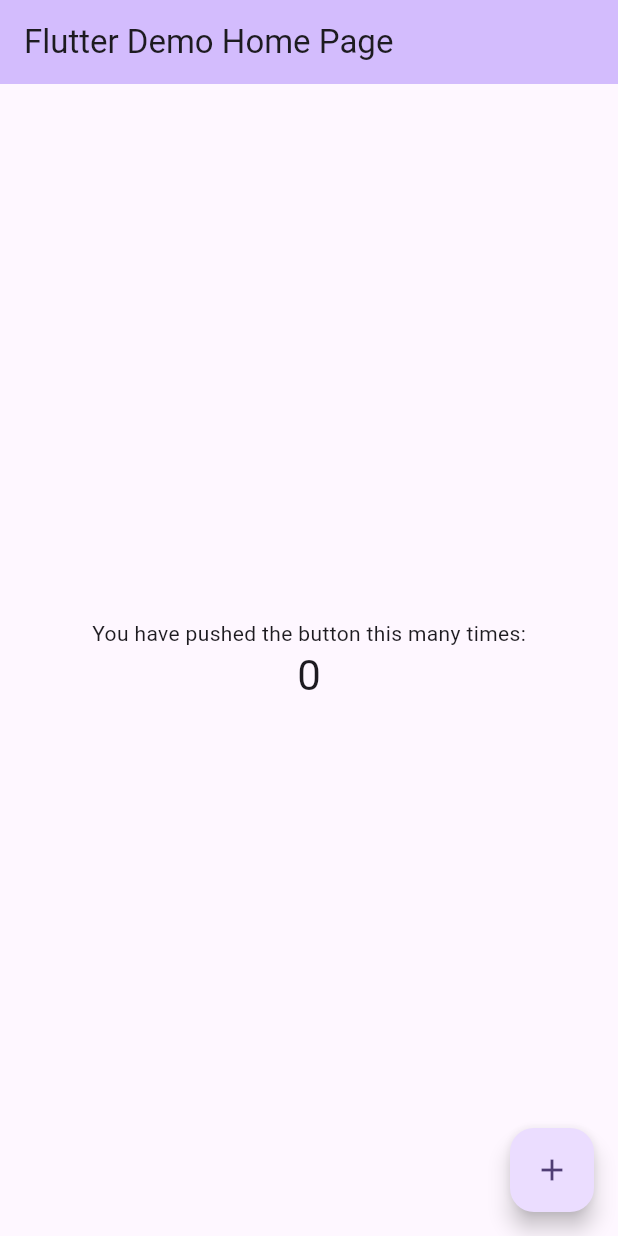
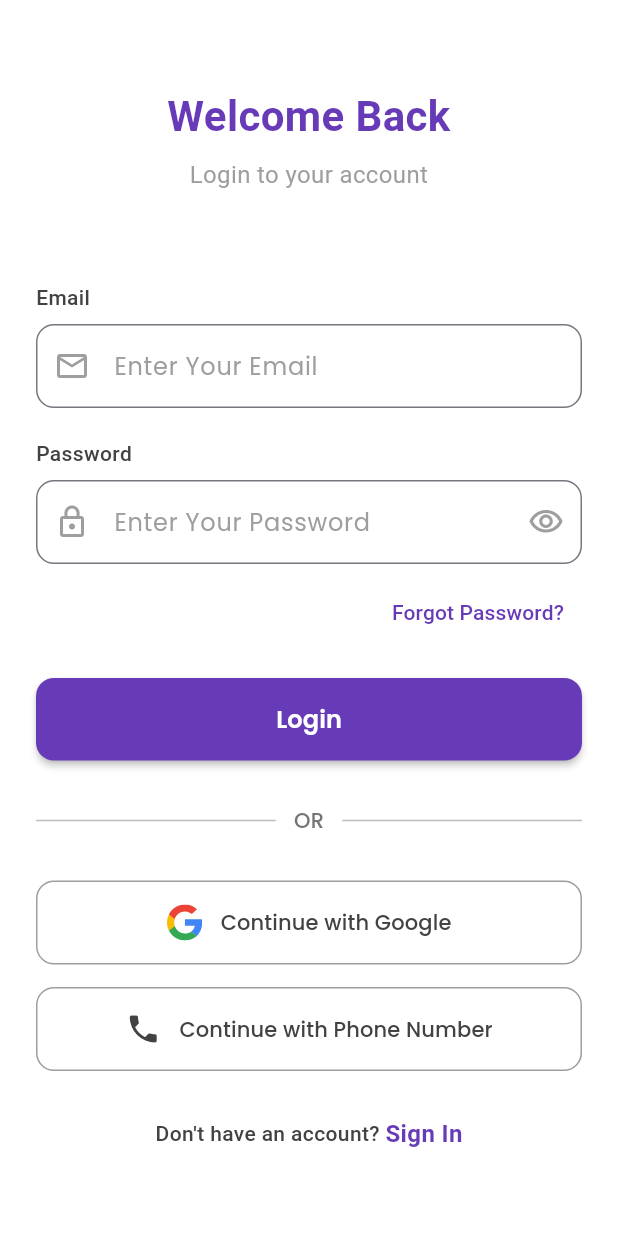
Before and after one commit to mohankumaronly/chatting_application, a Flutter app: the screen it shows after launch, on a phone screen of 412 x 824 dp. Run offline on Flutter 3.47's test engine with Material 3 defaults, Android fonts, the phone set to English and light mode, and no system bars; our stand-ins replace flutter_svg, google_fonts.

Commit message:
Login Screen

```diff
--- /dev/null
+++ b/lib/constants/color_constant.dart
@@ -0,0 +1,14 @@
+import 'package:flutter/material.dart';
+
+class AppColors {
+  static const Color primary = Color(0xFF673AB7);
+  static const Color success = Color(0xFF4CAF50);
+  static const Color backgroundColor = Color(0xFFFFFFFF);
+
+  static const Color grey = Color(0xFF9E9E9E);
+  static const Color grey400 = Color(0xFFBDBDBD);
+  static const Color grey500 = Color(0xFF9E9E9E);
+  static const Color grey600 = Color(0xFF757575);
+  static const Color grey800 = Color(0xFF424242);
+
+}
--- /dev/null
+++ b/lib/constants/string_constant.dart
@@ -0,0 +1,10 @@
+class AppStrings{
+  static const String welcomeText = 'Welcome Back';
+  static const String loginIntoYourAccount = 'Login to your account';
+  static const String titleEmailText = 'Email';
+  static const String titlePasswordText = 'Password';
+  static const String emailText = 'Enter Your Email';
+  static const String passwordText = 'Enter Your Password';
+  static const String forgotPassword = 'Forgot Password?';
+  static const String loginTextButton = 'Login';
+}
--- a/lib/main.dart
+++ b/lib/main.dart
@@ -1,3 +1,5 @@
+import 'package:chatting_application/constants/color_constant.dart';
+import 'package:chatting_application/screens/login_screen.dart';
 import 'package:flutter/material.dart';
 
 void main() {
@@ -6,117 +8,15 @@ void main() {
 
 class MyApp extends StatelessWidget {
   const MyApp({super.key});
-
-  // This widget is the root of your application.
   @override
   Widget build(BuildContext context) {
     return MaterialApp(
-      title: 'Flutter Demo',
+      debugShowCheckedModeBanner: false,
+      title: 'Chatting Application',
       theme: ThemeData(
-        // This is the theme of your application.
-        //
-        // TRY THIS: Try running your application with "flutter run". You'll see
-        // the application has a purple toolbar. Then, without quitting the app,
-        // try changing the seedColor in the colorScheme below to Colors.green
-        // and then invoke "hot reload" (save your changes or press the "hot
-        // reload" button in a Flutter-supported IDE, or press "r" if you used
-        // the command line to start the app).
-        //
-        // Notice that the counter didn't reset back to zero; the application
-        // state is not lost during the reload. To reset the state, use hot
-        // restart instead.
-        //
-        // This works for code too, not just values: Most code changes can be
-        // tested with just a hot reload.
-        colorScheme: ColorScheme.fromSeed(seedColor: Colors.deepPurple),
+        colorScheme: ColorScheme.fromSeed(seedColor: AppColors.primary),
       ),
-      home: const MyHomePage(title: 'Flutter Demo Home Page'),
+      home: LoginScreen(),
     );
   }
 }
-
-class MyHomePage extends StatefulWidget {
-  const MyHomePage({super.key, required this.title});
-
-  // This widget is the home page of your application. It is stateful, meaning
-  // that it has a State object (defined below) that contains fields that affect
-  // how it looks.
-
-  // This class is the configuration for the state. It holds the values (in this
-  // case the title) provided by the parent (in this case the App widget) and
-  // used by the build method of the State. Fields in a Widget subclass are
-  // always marked "final".
-
-  final String title;
-
-  @override
-  State<MyHomePage> createState() => _MyHomePageState();
-}
-
-class _MyHomePageState extends State<MyHomePage> {
-  int _counter = 0;
-
-  void _incrementCounter() {
-    setState(() {
-      // This call to setState tells the Flutter framework that something has
-      // changed in this State, which causes it to rerun the build method below
-      // so that the display can reflect the updated values. If we changed
-      // _counter without calling setState(), then the build method would not be
-      // called again, and so nothing would appear to happen.
-      _counter++;
-    });
-  }
-
-  @override
-  Widget build(BuildContext context) {
-    // This method is rerun every time setState is called, for instance as done
-    // by the _incrementCounter method above.
-    //
-    // The Flutter framework has been optimized to make rerunning build methods
-    // fast, so that you can just rebuild anything that needs updating rather
-    // than having to individually change instances of widgets.
-    return Scaffold(
-      appBar: AppBar(
-        // TRY THIS: Try changing the color here to a specific color (to
-        // Colors.amber, perhaps?) and trigger a hot reload to see the AppBar
-        // change color while the other colors stay the same.
-        backgroundColor: Theme.of(context).colorScheme.inversePrimary,
-        // Here we take the value from the MyHomePage object that was created by
-        // the App.build method, and use it to set our appbar title.
-        title: Text(widget.title),
-      ),
-      body: Center(
-        // Center is a layout widget. It takes a single child and positions it
-        // in the middle of the parent.
-        child: Column(
-          // Column is also a layout widget. It takes a list of children and
-          // arranges them vertically. By default, it sizes itself to fit its
-          // children horizontally, and tries to be as tall as its parent.
-          //
-          // Column has various properties to control how it sizes itself and
-          // how it positions its children. Here we use mainAxisAlignment to
-          // center the children vertically; the main axis here is the vertical
-          // axis because Columns are vertical (the cross axis would be
-          // horizontal).
-          //
-          // TRY THIS: Invoke "debug painting" (choose the "Toggle Debug Paint"
-          // action in the IDE, or press "p" in the console), to see the
-          // wireframe for each widget.
-          mainAxisAlignment: MainAxisAlignment.center,
-          children: <Widget>[
-            const Text('You have pushed the button this many times:'),
-            Text(
-              '$_counter',
-              style: Theme.of(context).textTheme.headlineMedium,
-            ),
-          ],
-        ),
-      ),
-      floatingActionButton: FloatingActionButton(
-        onPressed: _incrementCounter,
-        tooltip: 'Increment',
-        child: const Icon(Icons.add),
-      ), // This trailing comma makes auto-formatting nicer for build methods.
-    );
-  }
-}
--- /dev/null
+++ b/lib/screens/login_screen.dart
@@ -0,0 +1,206 @@
+import 'package:chatting_application/constants/color_constant.dart';
+import 'package:chatting_application/constants/string_constant.dart';
+import 'package:chatting_application/widgets/coustome_button.dart';
+import 'package:chatting_application/widgets/coustome_outlined_button.dart';
+import 'package:chatting_application/widgets/coustome_text_field.dart';
+import 'package:chatting_application/widgets/my_text_widget.dart';
+import 'package:chatting_application/widgets/or_divider.dart';
+import 'package:flutter/material.dart';
+
+class LoginScreen extends StatefulWidget {
+  const LoginScreen({super.key});
+
+  @override
+  State<LoginScreen> createState() => _LoginScreenState();
+}
+
+class _LoginScreenState extends State<LoginScreen> {
+  TextEditingController emailTextEditingController = TextEditingController();
+  TextEditingController passwordTextEditingController = TextEditingController();
+  bool _obscurePassword = true;
+
+  @override
+  Widget build(BuildContext context) {
+    return Scaffold(
+      backgroundColor: AppColors.backgroundColor,
+      body: SafeArea(
+        child: Column(
+          mainAxisAlignment: MainAxisAlignment.center,
+          children: [
+            SingleChildScrollView(
+              padding: const EdgeInsets.symmetric(horizontal: 24.0),
+              child: Form(
+                child: Column(
+                  crossAxisAlignment: CrossAxisAlignment.stretch,
+                  children: [
+                    _buildWelcomeTitle(),
+                    SizedBox(height: 8),
+                    _buildSubtitle(),
+                    SizedBox(height: 60),
+                    _buildEmailText(),
+                    SizedBox(height: 8),
+                    _buildEmailTextField(),
+                    SizedBox(height: 20),
+                    _buildPasswordText(),
+                    SizedBox(height: 8),
+                    _buildPasswordTextFiled(),
+                    SizedBox(height: 8),
+                    _buildForgotPasswordText(),
+                    SizedBox(height: 20),
+                    _buildLoginButton(),
+                    SizedBox(height: 30),
+                    OrDivider(),
+                    SizedBox(height: 30),
+                    _buildGoogleButton(),
+                    SizedBox(height: 15),
+                    _buildPhoneButton(),
+                    SizedBox(height: 30),
+                    _buildSignInTextButton(),
+                  ],
+                ),
+              ),
+            ),
+          ],
+        ),
+      ),
+    );
+  }
+
+  Row _buildSignInTextButton() {
+    return Row(
+      mainAxisAlignment: MainAxisAlignment.center,
+      children: [
+        MyTextLabel(
+          text: "Don't have an account? ",
+          fontSize: 14,
+          color: AppColors.grey800,
+          fontWeight: FontWeight.w500,
+        ),
+        GestureDetector(
+          onTap: () {},
+          child: MyTextLabel(
+            text: "Sign In",
+            fontSize: 16,
+            color: AppColors.primary,
+            fontWeight: FontWeight.bold,
+          ),
+        ),
+      ],
+    );
+  }
+
+  Align _buildForgotPasswordText() {
+    return Align(
+      alignment: Alignment.centerRight,
+      child: TextButton(
+        onPressed: () {},
+        child: MyTextLabel(
+          text: AppStrings.forgotPassword,
+          fontSize: 14,
+          color: AppColors.primary,
+          fontWeight: FontWeight.w500,
+        ),
+      ),
+    );
+  }
+
+  CustomButton _buildLoginButton() {
+    return CustomButton(label: AppStrings.loginTextButton, onPressed: () {});
+  }
+
+CustomOutlinedButton _buildPhoneButton() {
+  return CustomOutlinedButton(
+    text: 'Continue with Phone Number',
+    iconData: Icons.phone,
+    onPressed: () {
+      showDialog(
+        context: context,
+        builder: (context) => AlertDialog(
+          title: const Text("Feature Not Available"),
+          content: const Text(
+            "This method is not available yet. The application is still under development.\n\n"
+            "For contact: mohankumaronly81@gmail.com",
+          ),
+          actions: [
+            TextButton(
+              onPressed: () => Navigator.of(context).pop(),
+              child: const Text("OK"),
+            ),
+          ],
+        ),
+      );
+    },
+  );
+}
+
+
+  CustomOutlinedButton _buildGoogleButton() {
+    return CustomOutlinedButton(
+      text: 'Continue with Google',
+      svgPath: 'assets/icons/google.svg',
+      onPressed: () {},
+    );
+  }
+
+  MyTextLabel _buildPasswordText() => MyTextLabel(
+    text: AppStrings.titlePasswordText,
+    fontSize: 14,
+    color: AppColors.grey800,
+    fontWeight: FontWeight.w500,
+  );
+
+  CustomTextField _buildPasswordTextFiled() {
+    return CustomTextField(
+      controller: passwordTextEditingController,
+      hintText: AppStrings.passwordText,
+      prefixIcon: Icons.lock_outline,
+      obscureText: _obscurePassword,
+      suffixIcon: IconButton(
+        icon: Icon(
+          _obscurePassword
+              ? Icons.visibility_outlined
+              : Icons.visibility_off_outlined,
+          color: Colors.grey,
+        ),
+        onPressed: () {
+          setState(() {
+            _obscurePassword = !_obscurePassword;
+          });
+        },
+      ),
+    );
+  }
+
+  CustomTextField _buildEmailTextField() {
+    return CustomTextField(
+      controller: emailTextEditingController,
+      hintText: AppStrings.emailText,
+      prefixIcon: Icons.email_outlined,
+    );
+  }
+
+  /// Builds the welcome title text widget
+  Widget _buildWelcomeTitle() => MyTextLabel(
+    text: AppStrings.welcomeText,
+    fontSize: 28,
+    fontWeight: FontWeight.bold,
+    color: AppColors.primary,
+    textAlign: TextAlign.center,
+  );
+
+  /// Builds the subtitle widget
+  Widget _buildSubtitle() => MyTextLabel(
+    text: AppStrings.loginIntoYourAccount,
+    fontSize: 16,
+    color: AppColors.grey500,
+    textAlign: TextAlign.center,
+  );
+
+  /// Builds the email label widget
+  Widget _buildEmailText() => MyTextLabel(
+    text: AppStrings.titleEmailText,
+    fontSize: 14,
+    color: AppColors.grey800,
+    fontWeight: FontWeight.w500,
+  );
+}
--- /dev/null
+++ b/lib/widgets/coustome_button.dart
@@ -0,0 +1,45 @@
+import 'package:chatting_application/constants/color_constant.dart';
+import 'package:flutter/material.dart';
+import 'package:google_fonts/google_fonts.dart';
+
+class CustomButton extends StatelessWidget {
+  final String label;
+  final VoidCallback onPressed;
+  final Color backgroundColor;
+  final double fontSize;
+  final double verticalPadding;
+  final double borderRadius;
+
+  const CustomButton({
+    super.key,
+    required this.label,
+    required this.onPressed,
+    this.backgroundColor = AppColors.primary,
+    this.fontSize = 16,
+    this.verticalPadding = 16,
+    this.borderRadius = 12,
+  });
+
+  @override
+  Widget build(BuildContext context) {
+    return ElevatedButton(
+      onPressed: onPressed,
+      style: ElevatedButton.styleFrom(
+        backgroundColor: backgroundColor,
+        padding: EdgeInsets.symmetric(vertical: verticalPadding),
+        shape: RoundedRectangleBorder(
+          borderRadius: BorderRadius.circular(borderRadius),
+        ),
+        elevation: 2,
+      ),
+      child: Text(
+        label,
+        style: GoogleFonts.poppins(
+          fontSize: fontSize,
+          fontWeight: FontWeight.w600,
+          color: AppColors.backgroundColor,
+        ),
+      ),
+    );
+  }
+}
--- /dev/null
+++ b/lib/widgets/coustome_outlined_button.dart
@@ -0,0 +1,67 @@
+import 'package:flutter/material.dart';
+import 'package:flutter_svg/flutter_svg.dart';
+import 'package:google_fonts/google_fonts.dart';
+
+class CustomOutlinedButton extends StatelessWidget {
+  final String text;
+  final VoidCallback onPressed;
+  final String? svgPath; // For SVG icon
+  final IconData? iconData; // For regular Flutter icons
+  final Color? iconColor;
+
+  const CustomOutlinedButton({
+    super.key,
+    required this.text,
+    required this.onPressed,
+    this.svgPath,
+    this.iconData,
+    this.iconColor,
+  }) : assert(svgPath != null || iconData != null,
+              'Either svgPath or iconData must be provided');
+
+  @override
+  Widget build(BuildContext context) {
+    Widget leadingIcon;
+
+    if (svgPath != null) {
+      leadingIcon = SvgPicture.asset(
+        svgPath!,
+        height: 24,
+        width: 24,
+        placeholderBuilder: (BuildContext context) =>
+            const CircularProgressIndicator(strokeWidth: 2),
+      );
+    } else {
+      leadingIcon = Icon(
+        iconData!,
+        size: 24,
+        color: iconColor ?? Colors.grey[800],
+      );
+    }
+
+    return OutlinedButton(
+      onPressed: onPressed,
+      style: OutlinedButton.styleFrom(
+        padding: const EdgeInsets.symmetric(vertical: 16),
+        shape: RoundedRectangleBorder(
+          borderRadius: BorderRadius.circular(12),
+        ),
+        side: const BorderSide(color: Colors.grey),
+      ),
+      child: Row(
+        mainAxisAlignment: MainAxisAlignment.center,
+        children: [
+          leadingIcon,
+          const SizedBox(width: 12),
+          Text(
+            text,
+            style: GoogleFonts.poppins(
+              color: Colors.grey[800],
+              fontWeight: FontWeight.w500,
+            ),
+          ),
+        ],
+      ),
+    );
+  }
+}
--- /dev/null
+++ b/lib/widgets/coustome_text_field.dart
@@ -0,0 +1,49 @@
+import 'package:chatting_application/constants/color_constant.dart';
+import 'package:flutter/material.dart';
+import 'package:google_fonts/google_fonts.dart';
+
+class CustomTextField extends StatelessWidget {
+  final TextEditingController controller;
+  final String hintText;
+  final bool obscureText;
+  final String? Function(String?)? validator;
+  final TextInputType keyboardType;
+  final IconData prefixIcon;
+  final Widget? suffixIcon;
+
+  const CustomTextField({
+    super.key,
+    required this.controller,
+    required this.hintText,
+    this.obscureText = false,
+    this.validator,
+    this.keyboardType = TextInputType.text,
+    required this.prefixIcon,
+    this.suffixIcon,
+  });
+
+  @override
+  Widget build(BuildContext context) {
+    return TextFormField(
+      controller: controller,
+      obscureText: obscureText,
+      validator: validator,
+      keyboardType: keyboardType,
+      autovalidateMode: AutovalidateMode.onUserInteraction,
+      decoration: InputDecoration(
+        hintText: hintText,
+        hintStyle: GoogleFonts.poppins(color: AppColors.grey500),
+        border: OutlineInputBorder(
+          borderRadius: BorderRadius.circular(12),
+          borderSide: const BorderSide(color: AppColors.grey),
+        ),
+        focusedBorder: OutlineInputBorder(
+          borderRadius: BorderRadius.circular(12),
+          borderSide: const BorderSide(color: AppColors.primary),
+        ),
+        prefixIcon: Icon(prefixIcon, color: AppColors.grey),
+        suffixIcon: suffixIcon,
+      ),
+    );
+  }
+}
--- /dev/null
+++ b/lib/widgets/my_text_widget.dart
@@ -0,0 +1,31 @@
+import 'package:flutter/material.dart';
+
+class MyTextLabel extends StatelessWidget {
+  final String text;
+  final double? fontSize;
+  final FontWeight? fontWeight;
+  final Color? color;
+  final TextAlign? textAlign;
+
+  const MyTextLabel({
+    super.key,
+    required this.text,
+    this.fontSize,
+    this.fontWeight,
+    this.color,
+    this.textAlign,
+  });
+
+  @override
+  Widget build(BuildContext context) {
+    return Text(
+      text,
+      textAlign: textAlign,
+      style: TextStyle(
+        fontSize: fontSize,
+        fontWeight: fontWeight ?? FontWeight.normal,
+        color: color ?? Colors.black,
+      ),
+    );
+  }
+}
--- /dev/null
+++ b/lib/widgets/or_divider.dart
@@ -0,0 +1,26 @@
+import 'package:flutter/material.dart';
+import 'package:google_fonts/google_fonts.dart';
+
+class OrDivider extends StatelessWidget {
+  const OrDivider({super.key});
+
+  @override
+  Widget build(BuildContext context) {
+    return Row(
+      children: [
+        Expanded(child: Divider(color: Colors.grey[400], thickness: 1)),
+        Padding(
+          padding: const EdgeInsets.symmetric(horizontal: 12),
+          child: Text(
+            'OR',
+            style: GoogleFonts.poppins(
+              color: Colors.grey[600],
+              fontWeight: FontWeight.w500,
+            ),
+          ),
+        ),
+        Expanded(child: Divider(color: Colors.grey[400], thickness: 1)),
+      ],
+    );
+  }
+}
--- a/pubspec.yaml
+++ b/pubspec.yaml
@@ -34,6 +34,8 @@ dependencies:
   # The following adds the Cupertino Icons font to your application.
   # Use with the CupertinoIcons class for iOS style icons.
   cupertino_icons: ^1.0.8
+  google_fonts: ^6.2.1
+  flutter_svg: ^2.1.0
 
 dev_dependencies:
   flutter_test:
@@ -58,8 +60,8 @@ flutter:
   uses-material-design: true
 
   # To add assets to your application, add an assets section, like this:
-  # assets:
-  #   - images/a_dot_burr.jpeg
+  assets:
+    - assets/icons/
   #   - images/a_dot_ham.jpeg
 
   # An image asset can refer to one or more resolution-specific "variants", see
```
Also changed, not shown: assets/icons/google.svg (added), assets/icons/phone.svg (added), pubspec.lock, 2 other files.
